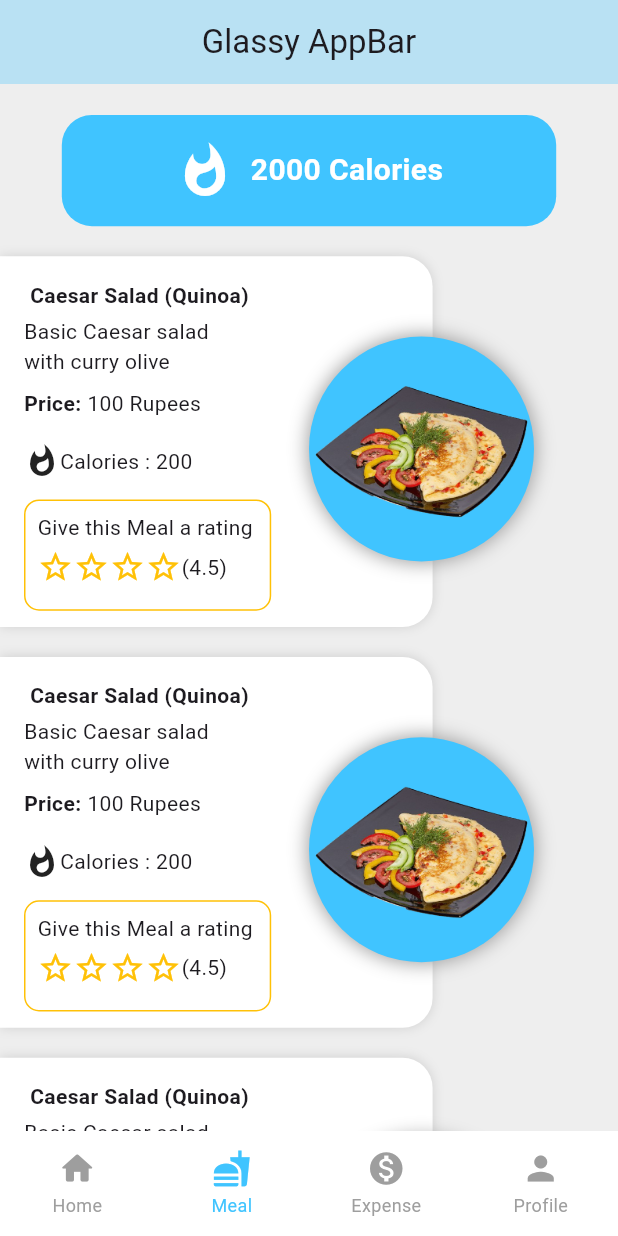
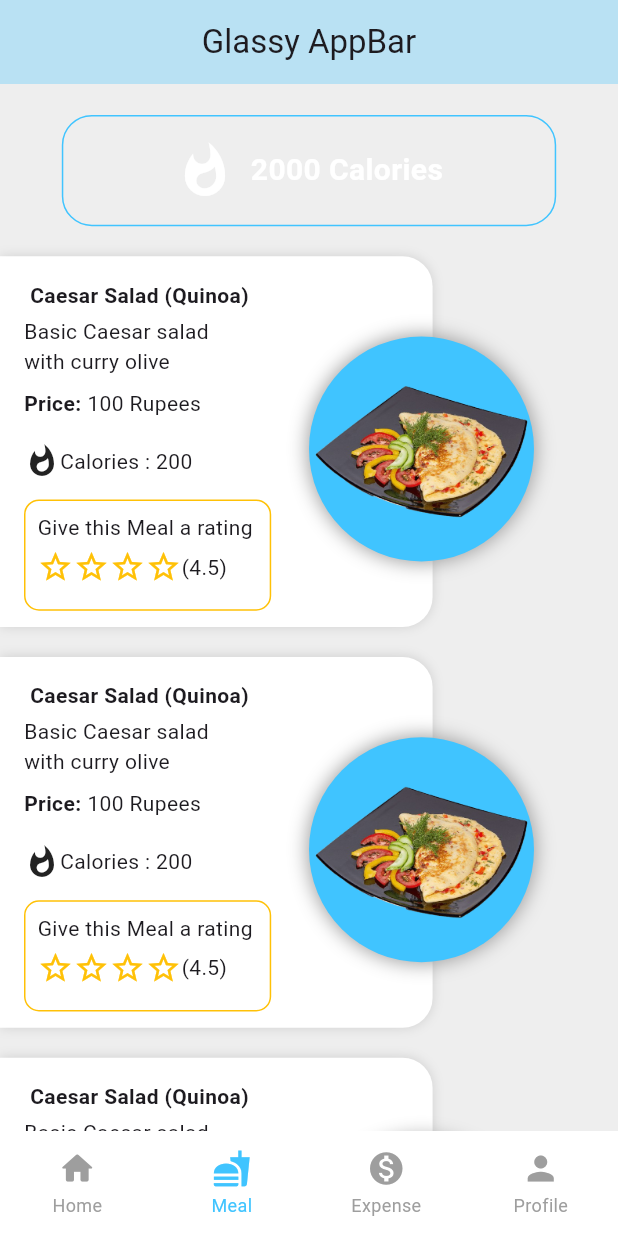
Before and after one commit to Danish9111/mess, a Flutter app: the screen it shows once a user with an empty profile is signed in, item 2 of the bottom bar chosen, on a phone screen of 412 x 824 dp. Run offline on Flutter 3.47's test engine with Material 3 defaults, Android fonts, the phone set to English and light mode, and no system bars; drawn by our look-alikes of persistent_bottom_nav_bar; our stand-ins replace cloud_firestore, firebase_auth, firebase_core, flutter_rating_bar, flutter_riverpod, google_fonts and 2 more; accounts and stored records are empty.

Commit message:
Update caloriCounter widget styling; comment out background color and add border

```diff
--- a/lib/screens/meal_screen/main_meal.dart
+++ b/lib/screens/meal_screen/main_meal.dart
@@ -45,7 +45,8 @@ Widget caloriCounter(double screenHeight, double screenWidth) {
         height: screenHeight * .18,
         width: screenWidth * .40,
         decoration: BoxDecoration(
-          color: Colors.lightBlueAccent,
+          // color: Colors.lightBlueAccent,
+          border: Border.all(color: Colors.lightBlueAccent, width: 1),
           borderRadius: BorderRadius.circular(20),
         ),
         child: Row(
```
